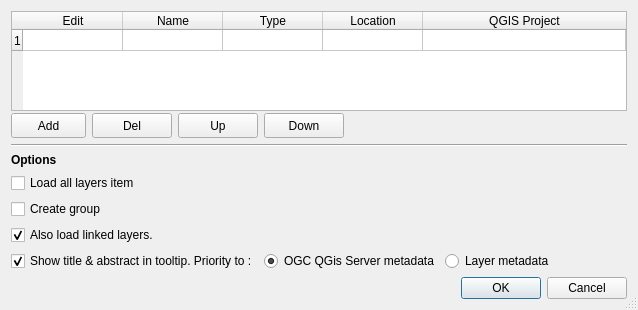
Qt form portable_profile/profiles/portable/python/plugins/menu_from_project/ui/conf_dialog.ui (yamamoto-ryuzo/yr-qgis-launcher) before a commit.
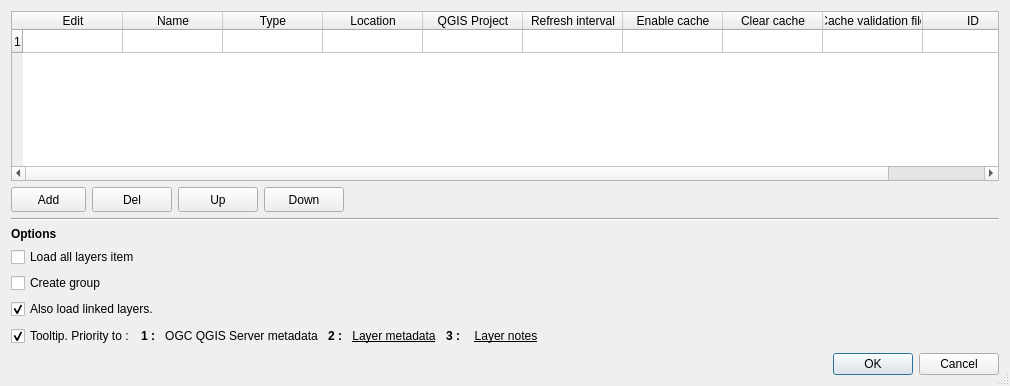
The same form after that commit. Icons and pictures are not drawn.

```diff
--- a/portable_profile/profiles/portable/python/plugins/menu_from_project/ui/conf_dialog.ui
+++ b/portable_profile/profiles/portable/python/plugins/menu_from_project/ui/conf_dialog.ui
@@ -9,8 +9,8 @@
    <rect>
     <x>0</x>
     <y>0</y>
-    <width>638</width>
-    <height>310</height>
+    <width>1010</width>
+    <height>386</height>
    </rect>
   </property>
   <property name="sizePolicy">
@@ -21,7 +21,7 @@
   </property>
   <property name="minimumSize">
    <size>
-    <width>550</width>
+    <width>660</width>
     <height>310</height>
    </size>
   </property>
@@ -98,7 +98,7 @@
         <number>1</number>
        </property>
        <property name="columnCount">
-        <number>5</number>
+        <number>10</number>
        </property>
        <attribute name="horizontalHeaderVisible">
         <bool>true</bool>
@@ -116,7 +116,7 @@
         <bool>true</bool>
        </attribute>
        <attribute name="verticalHeaderDefaultSectionSize">
-        <number>21</number>
+        <number>23</number>
        </attribute>
        <attribute name="verticalHeaderStretchLastSection">
         <bool>false</bool>
@@ -147,6 +147,31 @@
          <string>QGIS Project</string>
         </property>
        </column>
+       <column>
+        <property name="text">
+         <string>Refresh interval</string>
+        </property>
+       </column>
+       <column>
+        <property name="text">
+         <string>Enable cache</string>
+        </property>
+       </column>
+       <column>
+        <property name="text">
+         <string>Clear cache</string>
+        </property>
+       </column>
+       <column>
+        <property name="text">
+         <string>Cache validation file</string>
+        </property>
+       </column>
+       <column>
+        <property name="text">
+         <string>ID</string>
+        </property>
+       </column>
       </widget>
      </item>
     </layout>
@@ -359,7 +384,7 @@
      <item>
       <widget class="QCheckBox" name="cbxShowTooltip">
        <property name="text">
-        <string>Show title &amp;&amp; abstract in tooltip. Priority to :</string>
+        <string>Tooltip. Priority to :</string>
        </property>
        <property name="checked">
         <bool>true</bool>
@@ -370,32 +395,91 @@
       </widget>
      </item>
      <item>
-      <widget class="QRadioButton" name="mdSourceOGC">
-       <property name="sizePolicy">
-        <sizepolicy hsizetype="Minimum" vsizetype="Fixed">
-         <horstretch>0</horstretch>
-         <verstretch>0</verstretch>
-        </sizepolicy>
+      <widget class="QLabel" name="label">
+       <property name="font">
+        <font>
+         <weight>75</weight>
+         <bold>true</bold>
+        </font>
        </property>
        <property name="text">
-        <string>OGC QGis Server metadata</string>
+        <string>1 :</string>
        </property>
-       <property name="checked">
+      </widget>
+     </item>
+     <item>
+      <widget class="QPushButton" name="mdSource1">
+       <property name="text">
+        <string>OGC QGIS Server metadata</string>
+       </property>
+       <property name="checkable">
+        <bool>false</bool>
+       </property>
+       <property name="autoDefault">
         <bool>true</bool>
        </property>
+       <property name="default">
+        <bool>false</bool>
+       </property>
+       <property name="flat">
+        <bool>true</bool>
+       </property>
       </widget>
      </item>
      <item>
-      <widget class="QRadioButton" name="mdSourceLayer">
-       <property name="sizePolicy">
-        <sizepolicy hsizetype="Minimum" vsizetype="Fixed">
-         <horstretch>0</horstretch>
-         <verstretch>0</verstretch>
-        </sizepolicy>
+      <widget class="QLabel" name="label_2">
+       <property name="font">
+        <font>
+         <weight>75</weight>
+         <bold>true</bold>
+        </font>
+       </property>
+       <property name="text">
+        <string>2 :</string>
+       </property>
+      </widget>
+     </item>
+     <item>
+      <widget class="QPushButton" name="mdSource2">
+       <property name="font">
+        <font>
+         <underline>true</underline>
+        </font>
        </property>
        <property name="text">
         <string>Layer metadata</string>
        </property>
+       <property name="flat">
+        <bool>true</bool>
+       </property>
+      </widget>
+     </item>
+     <item>
+      <widget class="QLabel" name="label_3">
+       <property name="font">
+        <font>
+         <weight>75</weight>
+         <bold>true</bold>
+        </font>
+       </property>
+       <property name="text">
+        <string>3 :</string>
+       </property>
+      </widget>
+     </item>
+     <item>
+      <widget class="QPushButton" name="mdSource3">
+       <property name="font">
+        <font>
+         <underline>true</underline>
+        </font>
+       </property>
+       <property name="text">
+        <string>Layer notes</string>
+       </property>
+       <property name="flat">
+        <bool>true</bool>
+       </property>
       </widget>
      </item>
      <item>
```
Left out of the diff: 5 changed lines with no effect on the pictures.
